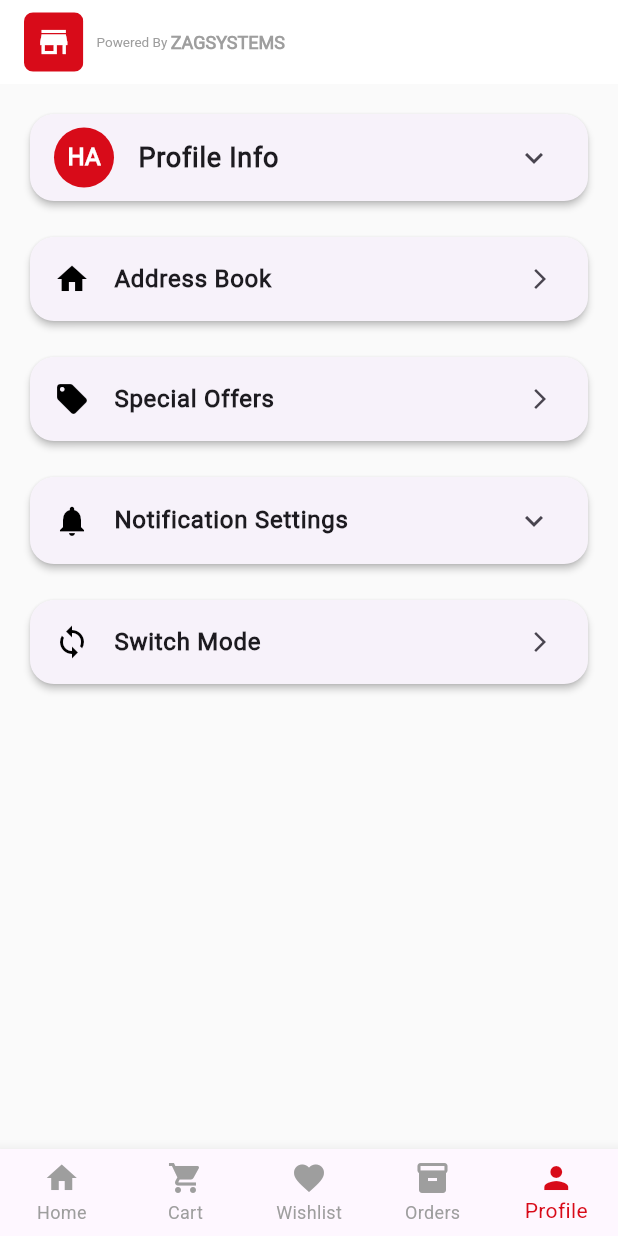
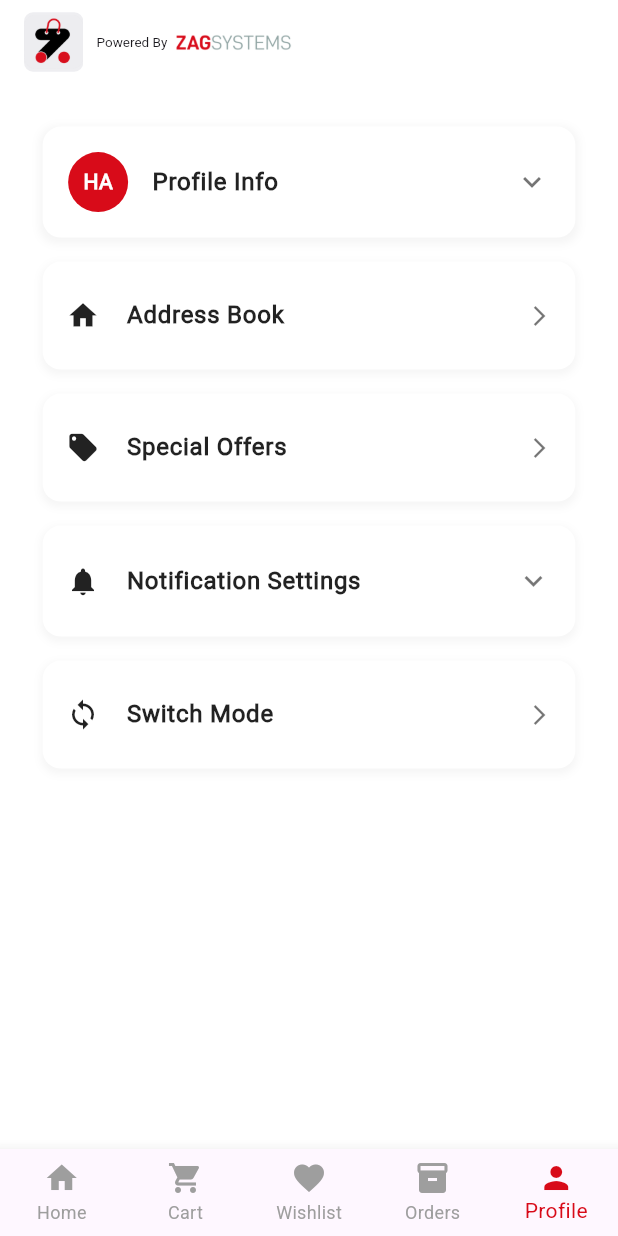
Before and after one commit to itiswd/Z-Store, a Flutter app: the screen it shows after launch, item 5 of the bottom bar chosen, on a phone screen of 412 x 824 dp. Run offline on Flutter 3.47's test engine with Material 3 defaults, Android fonts, the phone set to English and light mode, and no system bars; our stand-ins replace carousel_slider, flutter_screenutil.

Commit message:
Enhance ProfileScreen UI with improved layout, colors, and component styles

```diff
--- a/lib/features/home/presentation/pages/profile.dart
+++ b/lib/features/home/presentation/pages/profile.dart
@@ -16,68 +16,83 @@ class _ProfileScreenState extends State<ProfileScreen> {
   @override
   Widget build(BuildContext context) {
     return Scaffold(
-      backgroundColor: Colors.grey[50],
+      backgroundColor: Colors.white,
       appBar: AppBar(
         backgroundColor: Colors.white,
         elevation: 0,
+        automaticallyImplyLeading: false,
         title: Row(
           children: [
             ClipRRect(
               borderRadius: BorderRadius.circular(6.0),
-              child: Container(
+              child: Image.asset(
+                'assets/images/img.png',
                 width: 36.w,
                 height: 36.w,
-                color: const Color.fromARGB(255, 216, 11, 25),
-                child: const Icon(Icons.store, color: Colors.white),
               ),
             ),
             SizedBox(width: 8.w),
             const Text(
               "Powered By ",
-              style: TextStyle(
-                fontSize: 9,
-                fontWeight: FontWeight.w400,
-                color: Colors.grey,
-              ),
+              style: TextStyle(fontSize: 9, fontWeight: FontWeight.w400),
             ),
-            const Text(
-              "ZAGSYSTEMS",
-              style: TextStyle(
-                fontSize: 12,
-                fontWeight: FontWeight.bold,
-                color: Colors.grey,
-              ),
-            ),
+            Image.asset('assets/images/brand2.png', height: 24.h),
           ],
         ),
       ),
       body: SingleChildScrollView(
-        padding: const EdgeInsets.all(16.0),
+        padding: EdgeInsets.all(28.0.r),
         child: Column(
           children: [
             // Profile Info Card
-            Card(
-              elevation: 2,
-              shape: RoundedRectangleBorder(
-                borderRadius: BorderRadius.circular(16),
+            Container(
+              width: double.infinity,
+              decoration: BoxDecoration(
+                color: Colors.white,
+                borderRadius: BorderRadius.circular(12.r),
+                boxShadow: [
+                  BoxShadow(
+                    color: Colors.grey.withOpacity(0.1),
+                    spreadRadius: 2,
+                    blurRadius: 4,
+                    offset: const Offset(0, 2),
+                  ),
+                ],
               ),
               child: ExpansionTile(
+                collapsedShape: Border.all(color: Colors.transparent),
+                backgroundColor: Colors.white,
+                tilePadding: const EdgeInsets.symmetric(
+                  horizontal: 16,
+                  vertical: 8,
+                ),
                 leading: CircleAvatar(
-                  backgroundColor: const Color.fromARGB(255, 216, 11, 25),
+                  backgroundColor: const Color(0xFFD80B19),
+                  radius: 20,
                   child: const Text(
                     'HA',
                     style: TextStyle(
                       color: Colors.white,
                       fontWeight: FontWeight.bold,
+                      fontSize: 14,
                     ),
                   ),
                 ),
                 title: const Text(
                   'Profile Info',
-                  style: TextStyle(fontWeight: FontWeight.bold, fontSize: 18),
+                  style: TextStyle(
+                    fontWeight: FontWeight.w600,
+                    fontSize: 16,
+                    color: Colors.black87,
+                  ),
+                ),
+                trailing: const Icon(
+                  Icons.keyboard_arrow_down,
+                  color: Colors.black54,
                 ),
                 children: [
-                  Padding(
+                  Container(
+                    width: double.infinity,
                     padding: const EdgeInsets.all(16.0),
                     child: Column(
                       crossAxisAlignment: CrossAxisAlignment.start,
@@ -85,49 +100,61 @@ class _ProfileScreenState extends State<ProfileScreen> {
                         const Text(
                           'Details:',
                           style: TextStyle(
-                            fontSize: 16,
-                            fontWeight: FontWeight.bold,
+                            fontSize: 14,
+                            fontWeight: FontWeight.w500,
                             color: Colors.grey,
+                          ),
+                        ),
+                        const SizedBox(height: 12),
+                        const Text(
+                          'Name: Hamdy Aouf',
+                          style: TextStyle(
+                            fontSize: 14,
+                            color: Colors.grey,
+                            fontWeight: FontWeight.w400,
                           ),
                         ),
                         const SizedBox(height: 8),
                         const Text(
-                          'Name: Hamdy Aouf',
-                          style: TextStyle(fontSize: 14, color: Colors.grey),
+                          'Phone: +201019246279',
+                          style: TextStyle(
+                            fontSize: 14,
+                            color: Colors.grey,
+                            fontWeight: FontWeight.w400,
+                          ),
                         ),
-                        const SizedBox(height: 4),
-                        const Text(
-                          'Phone: +201019246279',
-                          style: TextStyle(fontSize: 14, color: Colors.grey),
-                        ),
-                        const SizedBox(height: 4),
+                        const SizedBox(height: 8),
                         const Text(
                           'Email: abcde@xyz.com',
-                          style: TextStyle(fontSize: 14, color: Colors.grey),
+                          style: TextStyle(
+                            fontSize: 14,
+                            color: Colors.grey,
+                            fontWeight: FontWeight.w400,
+                          ),
                         ),
-                        const SizedBox(height: 16),
+                        const SizedBox(height: 20),
                         Row(
                           children: [
                             Expanded(
                               child: ElevatedButton(
                                 onPressed: () {},
                                 style: ElevatedButton.styleFrom(
-                                  backgroundColor: const Color.fromARGB(
-                                    255,
-                                    216,
-                                    11,
-                                    25,
-                                  ),
+                                  backgroundColor: const Color(0xFFD80B19),
+                                  foregroundColor: Colors.white,
                                   shape: RoundedRectangleBorder(
                                     borderRadius: BorderRadius.circular(8),
                                   ),
                                   padding: const EdgeInsets.symmetric(
                                     vertical: 12,
                                   ),
+                                  elevation: 0,
                                 ),
                                 child: const Text(
                                   'Update Profile',
-                                  style: TextStyle(color: Colors.white),
+                                  style: TextStyle(
+                                    fontSize: 14,
+                                    fontWeight: FontWeight.w500,
+                                  ),
                                 ),
                               ),
                             ),
@@ -136,22 +163,22 @@ class _ProfileScreenState extends State<ProfileScreen> {
                               child: ElevatedButton(
                                 onPressed: () {},
                                 style: ElevatedButton.styleFrom(
-                                  backgroundColor: const Color.fromARGB(
-                                    255,
-                                    216,
-                                    11,
-                                    25,
-                                  ),
+                                  backgroundColor: const Color(0xFFD80B19),
+                                  foregroundColor: Colors.white,
                                   shape: RoundedRectangleBorder(
                                     borderRadius: BorderRadius.circular(8),
                                   ),
                                   padding: const EdgeInsets.symmetric(
                                     vertical: 12,
                                   ),
+                                  elevation: 0,
                                 ),
                                 child: const Text(
                                   'Reset Password',
-                                  style: TextStyle(color: Colors.white),
+                                  style: TextStyle(
+                                    fontSize: 14,
+                                    fontWeight: FontWeight.w500,
+                                  ),
                                 ),
                               ),
                             ),
@@ -163,7 +190,11 @@ class _ProfileScreenState extends State<ProfileScreen> {
                             onPressed: () {},
                             child: const Text(
                               'Request Account Deletion?',
-                              style: TextStyle(color: Colors.grey),
+                              style: TextStyle(
+                                color: Colors.grey,
+                                fontSize: 14,
+                                fontWeight: FontWeight.w400,
+                              ),
                             ),
                           ),
                         ),
@@ -176,55 +207,131 @@ class _ProfileScreenState extends State<ProfileScreen> {
             const SizedBox(height: 16),
 
             // Address Book Card
-            Card(
-              elevation: 2,
-              shape: RoundedRectangleBorder(
-                borderRadius: BorderRadius.circular(16),
+            Container(
+              width: double.infinity,
+              decoration: BoxDecoration(
+                color: Colors.white,
+                borderRadius: BorderRadius.circular(12),
+                boxShadow: [
+                  BoxShadow(
+                    color: Colors.grey.withOpacity(0.1),
+                    spreadRadius: 1,
+                    blurRadius: 4,
+                    offset: const Offset(0, 2),
+                  ),
+                ],
               ),
               child: ListTile(
-                leading: const Icon(Icons.home, color: Colors.black),
+                contentPadding: const EdgeInsets.symmetric(
+                  horizontal: 16,
+                  vertical: 8,
+                ),
+                leading: const Icon(
+                  Icons.home,
+                  color: Colors.black87,
+                  size: 22,
+                ),
                 title: const Text(
                   'Address Book',
-                  style: TextStyle(fontWeight: FontWeight.bold, fontSize: 16),
+                  style: TextStyle(
+                    fontWeight: FontWeight.w600,
+                    fontSize: 16,
+                    color: Colors.black87,
+                  ),
                 ),
-                trailing: const Icon(Icons.arrow_forward_ios, size: 16),
+                trailing: const Icon(
+                  Icons.arrow_forward_ios,
+                  size: 16,
+                  color: Colors.black54,
+                ),
                 onTap: () {},
               ),
             ),
             const SizedBox(height: 16),
 
             // Special Offers Card
-            Card(
-              elevation: 2,
-              shape: RoundedRectangleBorder(
-                borderRadius: BorderRadius.circular(16),
+            Container(
+              width: double.infinity,
+              decoration: BoxDecoration(
+                color: Colors.white,
+                borderRadius: BorderRadius.circular(12),
+                boxShadow: [
+                  BoxShadow(
+                    color: Colors.grey.withOpacity(0.1),
+                    spreadRadius: 1,
+                    blurRadius: 4,
+                    offset: const Offset(0, 2),
+                  ),
+                ],
               ),
               child: ListTile(
-                leading: const Icon(Icons.local_offer, color: Colors.black),
+                contentPadding: const EdgeInsets.symmetric(
+                  horizontal: 16,
+                  vertical: 8,
+                ),
+                leading: const Icon(
+                  Icons.local_offer,
+                  color: Colors.black87,
+                  size: 22,
+                ),
                 title: const Text(
                   'Special Offers',
-                  style: TextStyle(fontWeight: FontWeight.bold, fontSize: 16),
+                  style: TextStyle(
+                    fontWeight: FontWeight.w600,
+                    fontSize: 16,
+                    color: Colors.black87,
+                  ),
                 ),
-                trailing: const Icon(Icons.arrow_forward_ios, size: 16),
+                trailing: const Icon(
+                  Icons.arrow_forward_ios,
+                  size: 16,
+                  color: Colors.black54,
+                ),
                 onTap: () {},
               ),
             ),
             const SizedBox(height: 16),
 
             // Notification Settings Card
-            Card(
-              elevation: 2,
-              shape: RoundedRectangleBorder(
-                borderRadius: BorderRadius.circular(16),
+            Container(
+              width: double.infinity,
+              decoration: BoxDecoration(
+                color: Colors.white,
+                borderRadius: BorderRadius.circular(12),
+                boxShadow: [
+                  BoxShadow(
+                    color: Colors.grey.withOpacity(0.1),
+                    spreadRadius: 1,
+                    blurRadius: 4,
+                    offset: const Offset(0, 2),
+                  ),
+                ],
               ),
               child: ExpansionTile(
-                leading: const Icon(Icons.notifications, color: Colors.black),
+                tilePadding: const EdgeInsets.symmetric(
+                  horizontal: 16,
+                  vertical: 8,
+                ),
+                leading: const Icon(
+                  Icons.notifications,
+                  color: Colors.black87,
+                  size: 22,
+                ),
                 title: const Text(
                   'Notification Settings',
-                  style: TextStyle(fontWeight: FontWeight.bold, fontSize: 16),
+                  style: TextStyle(
+                    fontWeight: FontWeight.w600,
+                    fontSize: 16,
+                    color: Colors.black87,
+                  ),
+                ),
+                trailing: const Icon(
+                  Icons.keyboard_arrow_down,
+                  color: Colors.black54,
                 ),
                 children: [
-                  Padding(
+                  Container(
+                    width: double.infinity,
                     padding: const EdgeInsets.all(16.0),
                     child: Column(
                       children: [
@@ -233,7 +340,11 @@ class _ProfileScreenState extends State<ProfileScreen> {
                           children: [
                             const Text(
                               'Receive Notifications',
-                              style: TextStyle(fontSize: 14),
+                              style: TextStyle(
+                                fontSize: 14,
+                                fontWeight: FontWeight.w400,
+                                color: Colors.black87,
+                              ),
                             ),
                             Switch(
                               value: receiveNotifications,
@@ -242,21 +353,26 @@ class _ProfileScreenState extends State<ProfileScreen> {
                                   receiveNotifications = value;
                                 });
                               },
-                              activeColor: const Color.fromARGB(
-                                255,
-                                216,
-                                11,
-                                25,
-                              ),
+                              activeColor: const Color(0xFFD80B19),
+                              activeTrackColor: const Color(
+                                0xFFD80B19,
+                              ).withOpacity(0.3),
+                              inactiveThumbColor: Colors.grey,
+                              inactiveTrackColor: Colors.grey.withOpacity(0.3),
                             ),
                           ],
                         ),
+                        const SizedBox(height: 8),
                         Row(
                           mainAxisAlignment: MainAxisAlignment.spaceBetween,
                           children: [
                             const Text(
                               'When app is opened?',
-                              style: TextStyle(fontSize: 14),
+                              style: TextStyle(
+                                fontSize: 14,
+                                fontWeight: FontWeight.w400,
+                                color: Colors.black87,
+                              ),
                             ),
                             Switch(
                               value: whenAppOpened,
@@ -265,21 +381,26 @@ class _ProfileScreenState extends State<ProfileScreen> {
                                   whenAppOpened = value;
                                 });
                               },
-                              activeColor: const Color.fromARGB(
-                                255,
-                                216,
-                                11,
-                                25,
-                              ),
+                              activeColor: const Color(0xFFD80B19),
+                              activeTrackColor: const Color(
+                                0xFFD80B19,
+                              ).withOpacity(0.3),
+                              inactiveThumbColor: Colors.grey,
+                              inactiveTrackColor: Colors.grey.withOpacity(0.3),
                             ),
                           ],
                         ),
+                        const SizedBox(height: 8),
                         Row(
                           mainAxisAlignment: MainAxisAlignment.spaceBetween,
                           children: [
                             const Text(
                               'Play Sound?',
-                              style: TextStyle(fontSize: 14),
+                              style: TextStyle(
+                                fontSize: 14,
+                                fontWeight: FontWeight.w400,
+                                color: Colors.black87,
+                              ),
                             ),
                             Switch(
                               value: playSound,
@@ -288,12 +409,12 @@ class _ProfileScreenState extends State<ProfileScreen> {
                                   playSound = value;
                                 });
                               },
-                              activeColor: const Color.fromARGB(
-                                255,
-                                216,
-                                11,
-                                25,
-                              ),
+                              activeColor: const Color(0xFFD80B19),
+                              activeTrackColor: const Color(
+                                0xFFD80B19,
+                              ).withOpacity(0.3),
+                              inactiveThumbColor: Colors.grey,
+                              inactiveTrackColor: Colors.grey.withOpacity(0.3),
                             ),
                           ],
                         ),
@@ -306,18 +427,43 @@ class _ProfileScreenState extends State<ProfileScreen> {
             const SizedBox(height: 16),
 
             // Switch Mode Card
-            Card(
-              elevation: 2,
-              shape: RoundedRectangleBorder(
-                borderRadius: BorderRadius.circular(16),
+            Container(
+              width: double.infinity,
+              decoration: BoxDecoration(
+                color: Colors.white,
+                borderRadius: BorderRadius.circular(12),
+                boxShadow: [
+                  BoxShadow(
+                    color: Colors.grey.withOpacity(0.1),
+                    spreadRadius: 1,
+                    blurRadius: 4,
+                    offset: const Offset(0, 2),
+                  ),
+                ],
               ),
               child: ListTile(
-                leading: const Icon(Icons.sync, color: Colors.black),
+                contentPadding: const EdgeInsets.symmetric(
+                  horizontal: 16,
+                  vertical: 8,
+                ),
+                leading: const Icon(
+                  Icons.sync,
+                  color: Colors.black87,
+                  size: 22,
+                ),
                 title: const Text(
                   'Switch Mode',
-                  style: TextStyle(fontWeight: FontWeight.bold, fontSize: 16),
+                  style: TextStyle(
+                    fontWeight: FontWeight.w600,
+                    fontSize: 16,
+                    color: Colors.black87,
+                  ),
                 ),
-                trailing: const Icon(Icons.arrow_forward_ios, size: 16),
+                trailing: const Icon(
+                  Icons.arrow_forward_ios,
+                  size: 16,
+                  color: Colors.black54,
+                ),
                 onTap: () {},
               ),
             ),
```
